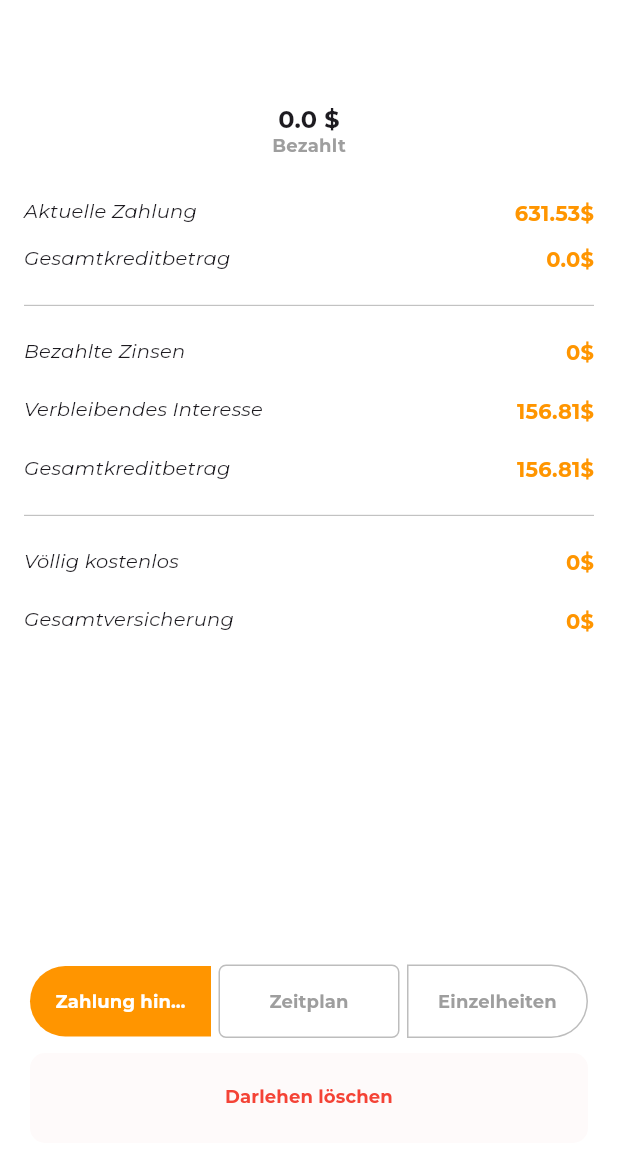
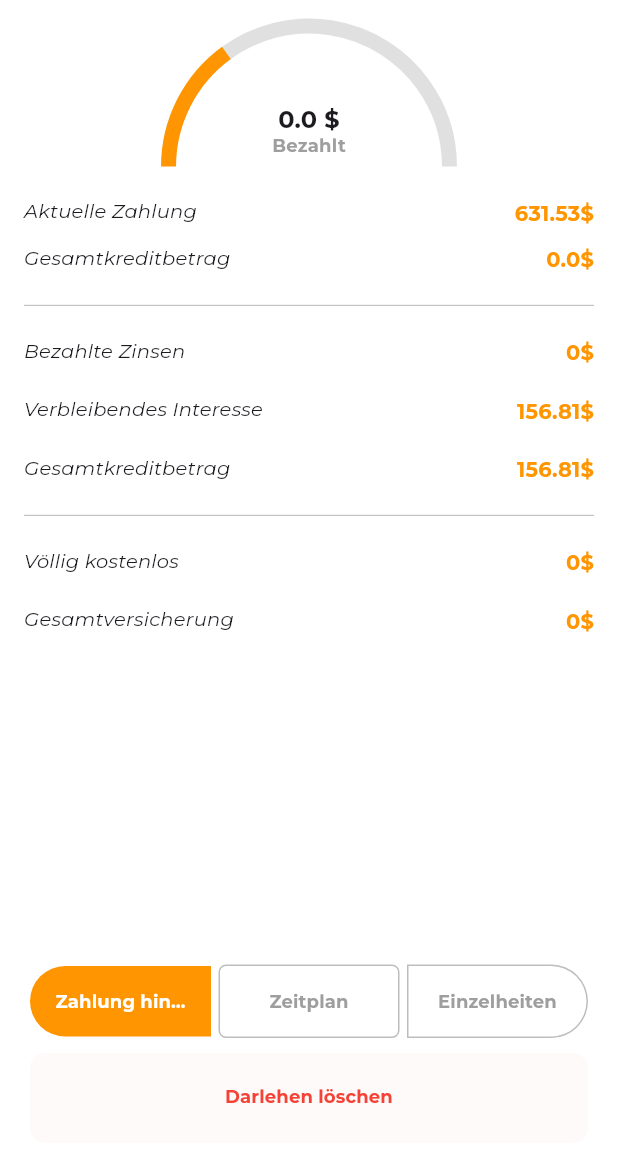
Before and after one commit to kerimn/calculator_latest, a Flutter app: the LoanInfo screen opened directly with empty values, on a phone screen of 412 x 824 dp, the part 84-1236 px from its top. Run offline on Flutter 3.47's test engine with Material 3 defaults, Android fonts, the phone set to English and light mode, and no system bars; our stand-ins replace dotted_border, flutter_svg, shared_preferences; missing offline and left inert: interactive_chart; accounts and stored records are empty; project files that could hold a hidden picture were left out.

Commit message:
latest version

```diff
--- a/lib/screens/loan_info.dart
+++ b/lib/screens/loan_info.dart
@@ -73,8 +73,9 @@ class LoanInfo extends StatelessWidget {
                           Container(
                             width: MediaQuery.of(context).size.width / 2.2,
                             padding: const EdgeInsets.symmetric(vertical: 10),
-                            child: HalfCircularProgressBar(
-                              progress: mortgage.circleValue(mortgageItem.id),
+                            child: const HalfCircularProgressBar(
+                              // progress: mortgage.circleValue(mortgageItem.id),
+                              progress: 0.3,
                             ),
                           ),
                           Positioned(
```
